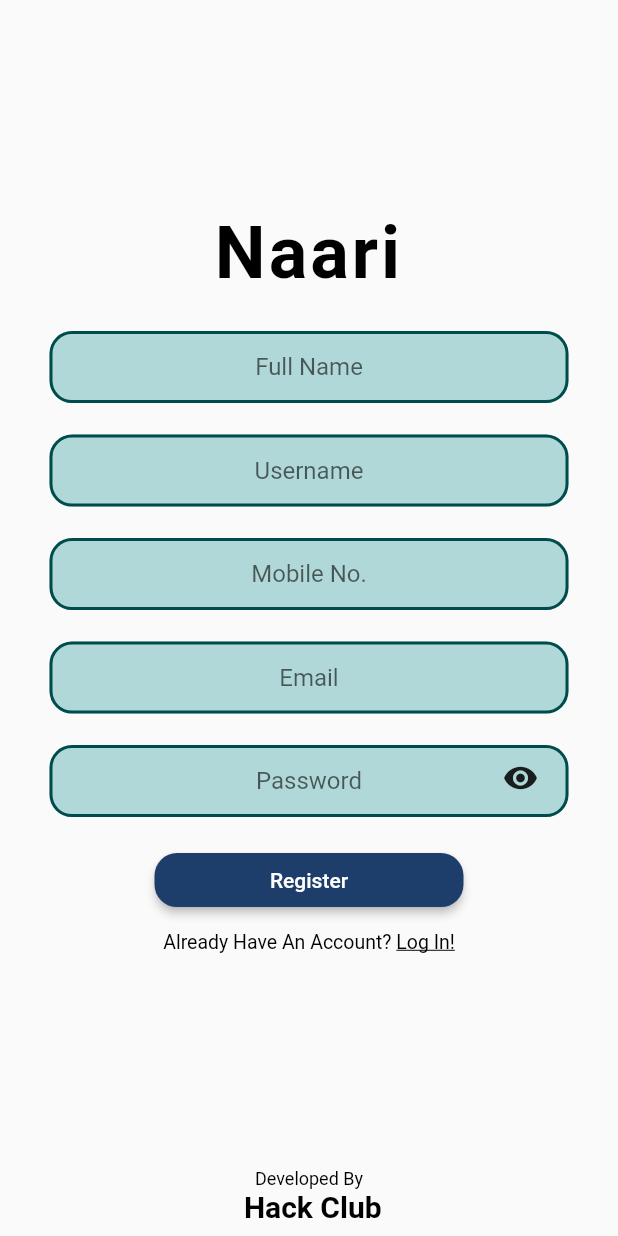
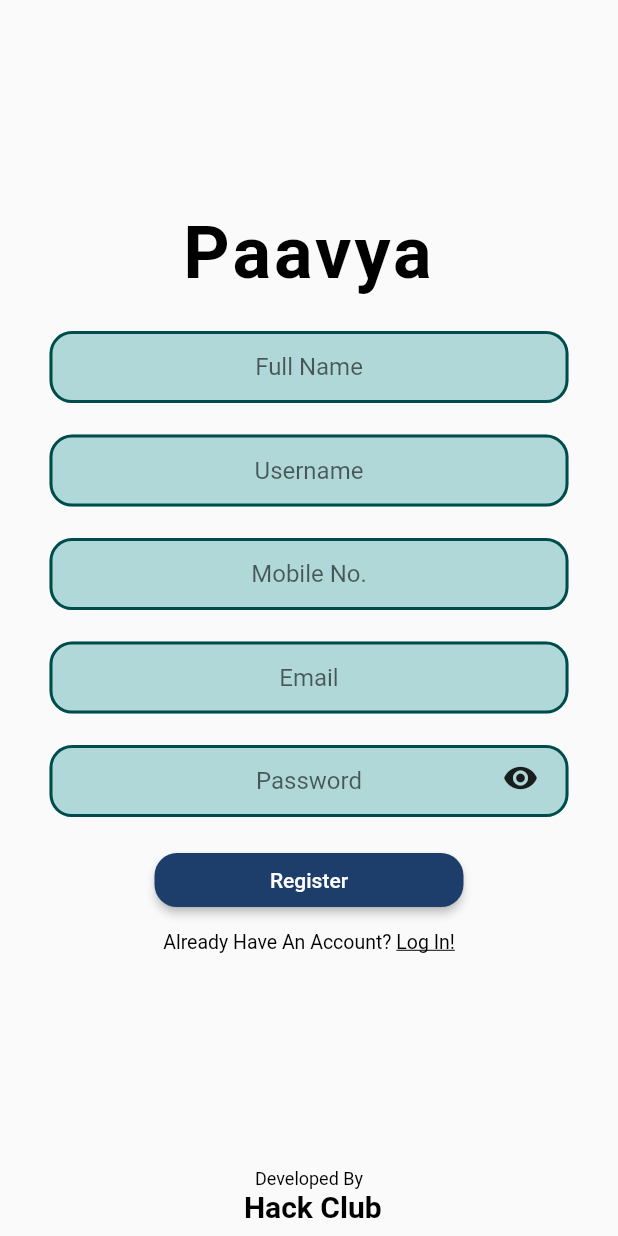
Before and after one commit to M-Manas-s/Paavya, a Flutter app: the registration_Screen screen opened by its route, on a phone screen of 412 x 824 dp. Run offline on Flutter 3.47's test engine with Material 2 defaults, Android fonts, the phone set to English and light mode, and no system bars; our stand-ins replace auto_size_text, cloud_firestore, contained_tab_bar_view, custom_navigation_bar, email_validator, firebase_auth and 13 more; missing offline and left inert: flutter_audio_query, stepper_counter_swipe; accounts and stored records are empty; Roboto replaces fonts that are missing (Samarkan); statements that could not run were skipped.

Commit message:
app renamed to Paavya

```diff
--- a/lib/screens/experiment.dart
+++ b/lib/screens/experiment.dart
@@ -101,7 +101,7 @@ class _SliverHomeState extends State<SliverHome> {
                         child: Material(
                           color: Colors.transparent,
                           child: Text(
-                            "Naari",
+                            "Paavya",
                             style: kheroLogoText.copyWith(
                                 fontFamily: "Samarkan",
                                 fontSize: 48,
--- a/lib/screens/home_Screen.dart
+++ b/lib/screens/home_Screen.dart
@@ -69,7 +69,7 @@ class _home_ScreenState extends State<home_Screen> {
                     child: Material(
                       color: Colors.transparent,
                       child: Text(
-                        "Naari",
+                        "Paavya",
                         style: kheroLogoText.copyWith(
                             fontFamily: "Samarkan",
                             fontSize: 40,
--- a/lib/screens/registration_Screen.dart
+++ b/lib/screens/registration_Screen.dart
@@ -60,7 +60,7 @@ class _registration_ScreenState extends State<registration_Screen> {
                         mainAxisAlignment: MainAxisAlignment.center,
                         children: [
                           Text(
-                            "Naari",
+                            "Paavya",
                             style: kheroLogoText.copyWith(
                                 fontFamily: "Samarkan",
                                 fontSize: 48,
--- a/lib/screens/sign_Screen.dart
+++ b/lib/screens/sign_Screen.dart
@@ -70,7 +70,7 @@ class _sign_ScreenState extends State<sign_Screen> {
                               mainAxisAlignment: MainAxisAlignment.center,
                               children: [
                                 Text(
-                                  "Naari",
+                                  "Paavya",
                                   style: kheroLogoText.copyWith(
                                       fontFamily: "Samarkan",
                                       fontSize: 52,
--- a/lib/screens/welcome_screen.dart
+++ b/lib/screens/welcome_screen.dart
@@ -53,7 +53,7 @@ class welcome_Screen extends StatelessWidget {
                     size: 30.0,
                   ),
                   Text(
-                    "Naari",
+                    "Paavya",
                     style: kheroLogoText.copyWith(
                         fontFamily: "Samarkan",
                         fontSize: 48,
```
Also changed, not shown: 2 other files.
